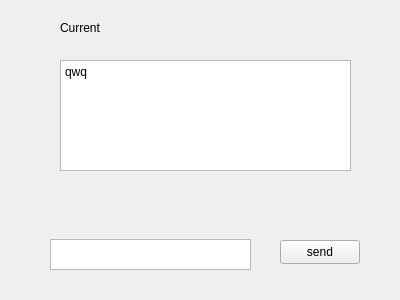
First picture: the form in serverwidget.ui, repository StopInvolution/ChineseCheckers, before the edit.
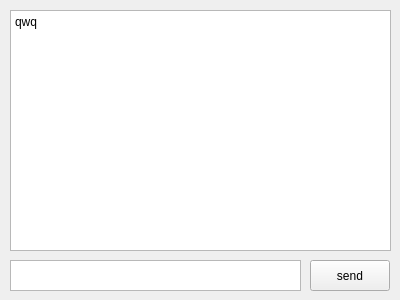
Second picture: the form after the edit.

Patch:
```diff
--- a/serverwidget.ui
+++ b/serverwidget.ui
@@ -13,26 +13,13 @@
   <property name="windowTitle">
    <string>Form</string>
   </property>
-  <widget class="QLabel" name="label">
-   <property name="geometry">
-    <rect>
-     <x>60</x>
-     <y>20</y>
-     <width>54</width>
-     <height>16</height>
-    </rect>
-   </property>
-   <property name="text">
-    <string>Current</string>
-   </property>
-  </widget>
   <widget class="QTextBrowser" name="textBrowser">
    <property name="geometry">
     <rect>
-     <x>60</x>
-     <y>60</y>
-     <width>291</width>
-     <height>111</height>
+     <x>10</x>
+     <y>10</y>
+     <width>381</width>
+     <height>241</height>
     </rect>
    </property>
    <property name="html">
@@ -47,9 +34,9 @@
   <widget class="QTextEdit" name="textEdit">
    <property name="geometry">
     <rect>
-     <x>50</x>
-     <y>239</y>
-     <width>201</width>
+     <x>10</x>
+     <y>260</y>
+     <width>291</width>
      <height>31</height>
     </rect>
    </property>
@@ -57,10 +44,10 @@
   <widget class="QPushButton" name="pushButton">
    <property name="geometry">
     <rect>
-     <x>280</x>
-     <y>240</y>
+     <x>310</x>
+     <y>260</y>
      <width>80</width>
-     <height>24</height>
+     <height>31</height>
     </rect>
    </property>
    <property name="text">
```
Left out of the diff: 2 changed lines with no effect on the pictures.
